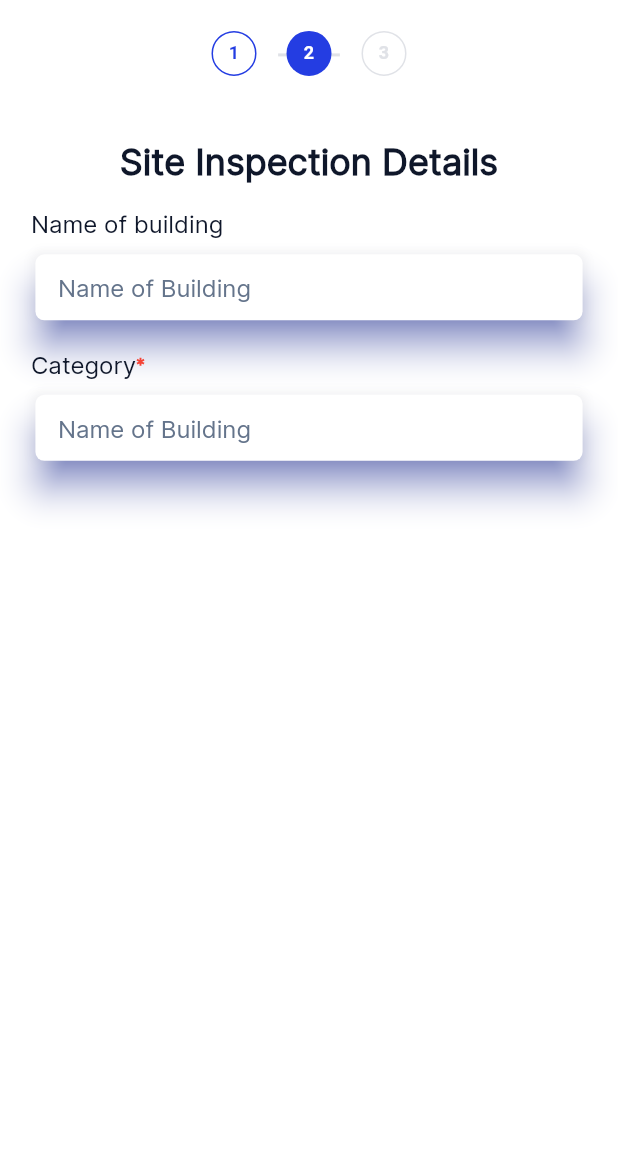
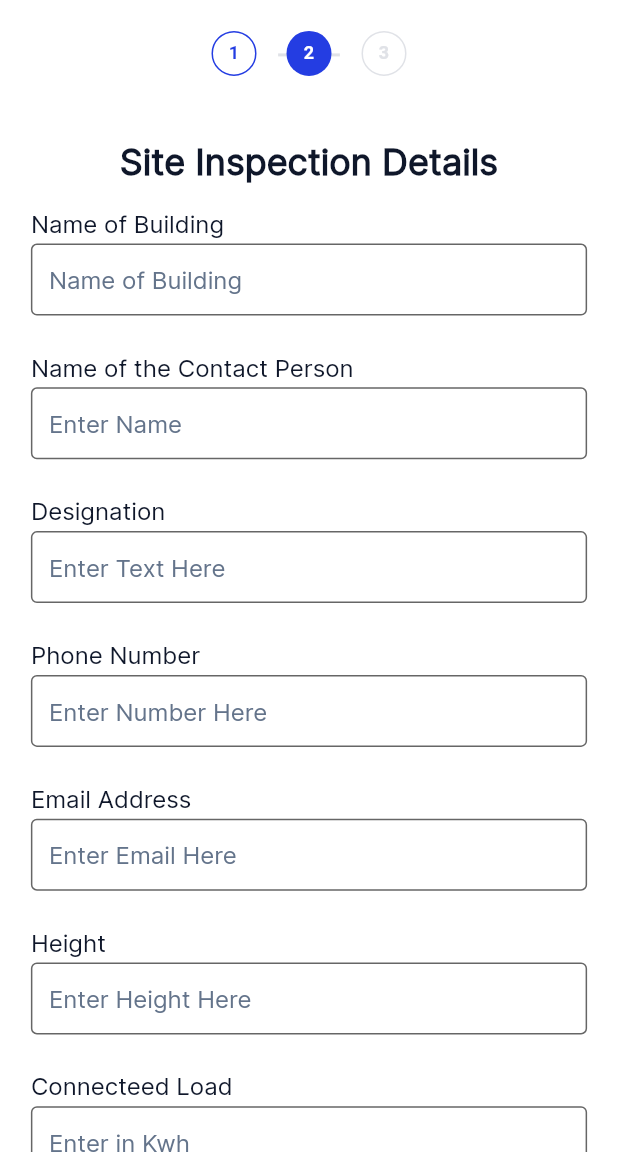
Before and after one commit to gouthamjp/anert, a Flutter app: the FormPage screen opened directly, on a phone screen of 412 x 824 dp, the part 84-1236 px from its top. Run offline on Flutter 3.47's test engine with Material 2 defaults, Android fonts, the phone set to English and light mode, and no system bars; Roboto replaces fonts that are missing (Inter Medium, Inter SemiBold).

Commit message:
Pure Text forms finished

```diff
--- a/lib/screens/form.dart
+++ b/lib/screens/form.dart
@@ -2,90 +2,167 @@ import 'package:flutter/material.dart';
 import '/constants.dart';
 import 'package:anert/constants.dart';
 import 'package:anert/utils/stepper_counter.dart';
-import 'package:anert/utils/FormFieldBox.dart';
+import 'package:anert/utils/FormFieldBox copy.dart';
 
 class FormPage extends StatefulWidget {
-  const FormPage({ Key? key }) : super(key: key);
+  const FormPage({Key? key}) : super(key: key);
 
   @override
   _FormPageState createState() => _FormPageState();
 }
 
 class _FormPageState extends State<FormPage> {
-   final _buildignamecontroller  = TextEditingController();
-   final _2ndcontroller  = TextEditingController();
+  final _formKey = GlobalKey<FormState>();
+  final _buildignamecontroller = TextEditingController();
+  final _notcpcontroller = TextEditingController();
+  final _phonecontroller = TextEditingController();
+  final _designationcontroller = TextEditingController();
+  final _emailcontroller = TextEditingController();
+
+  //final _buildignamenode = FocusNode();
+  // final _notcpnode = FocusNode();
+  String data0 = '';
+  String data1 = '';
+  void test() {
+    if (!_formKey.currentState!.validate()) {
+      return;
+    }
+    _formKey.currentState!.save();
+    data0 = _buildignamecontroller.text;
+    data1 = _notcpcontroller.text;
+  }
+
   @override
   Widget build(BuildContext context) {
     final mquery = MediaQuery.of(context).size;
     return Scaffold(
-      appBar: GreenTvmTheme.themeAppbar(title: 'GREEN TVM',  context: context, showBackButton: true),
+        appBar: GreenTvmTheme.themeAppbar(
+            title: 'GREEN TVM', context: context, showBackButton: true),
         backgroundColor: Colors.white,
-      body:SingleChildScrollView(
+        body: SingleChildScrollView(
           child: Container(
-          margin: EdgeInsets.all(0.05* mquery.width),
-          child: Column(
-            children: [
-              StepperCounter(maxCount: 3,currentElement: 2,),
-              SizedBox(
-              height: 0.05*mquery.height,
-              width: 0.05* mquery.width,
-              ),
-              Text(
-                'Site Inspection Details',
-                textAlign: TextAlign.center,style: GreenTvmTheme.pagedHeading
+              margin: EdgeInsets.all(0.05 * mquery.width),
+              child: Column(children: [
+                StepperCounter(
+                  maxCount: 3,
+                  currentElement: 2,
                 ),
                 SizedBox(
-              height: 0.02*mquery.height,
+                  height: 0.05 * mquery.height,
+                  width: 0.05 * mquery.width,
                 ),
-              Row(
-                children: [
-                  Text(
-                    'Name of building',
-                    textAlign: TextAlign.left,style: GreenTvmTheme.fieldHeading
+                Text('Site Inspection Details',
+                    textAlign: TextAlign.center,
+                    style: GreenTvmTheme.pagedHeading),
+                SizedBox(
+                  height: 0.02 * mquery.height,
                 ),
-                ],
-              ),
-              SizedBox(
-              height: 0.01*mquery.height,
-              ),
+                Form(
+                  key: _formKey,
+                 // autovalidateMode: AutovalidateMode.onUserInteraction,
+                  child: Column(children: [
                     FormFieldBox(
+                      labelText: 'Name of Building',
                       hintText: 'Name of Building',
                       keyboardType: KeyboardType.Text_,
                       controller: _buildignamecontroller,
-                didEndTextEdit:(){},
-              ),
-              SizedBox(
-              height: 0.02*mquery.height,
-              ),
-              Row(
-                children: [
-                  Text(
-                    'Category',
-                    textAlign: TextAlign.left,style: GreenTvmTheme.fieldHeading
-                  ),
-                  Text(
-                    '*',
-                    textAlign: TextAlign.left,style: GreenTvmTheme.mandatorystar
-                  ),
-                ],
-              ),
-              SizedBox(
-              height: 0.01*mquery.height,
+                      //focusNode: _buildignamenode,
+                      didEndTextEdit: () {},
                     ),
                     FormFieldBox(
-                hintText: 'Name of Building',
+                      labelText: 'Name of the Contact Person',
+                      hintText: 'Enter Name',
                       keyboardType: KeyboardType.Text_,
-                controller: _2ndcontroller,
-                didEndTextEdit:(){},
+                      controller: _notcpcontroller,
+                      // focusNode: _notcpnode,
+                      didEndTextEdit: () {},
                     ),
-              SizedBox(
-              height: 0.02*mquery.height,
+                    FormFieldBox(
+                      labelText: 'Designation',
+                      hintText: 'Enter Text Here',
+                      keyboardType: KeyboardType.Text_,
+                      controller: _designationcontroller,
+                      // focusNode: _notcpnode,
+                      didEndTextEdit: () {},
                     ),
-
-          ],),
+                    FormFieldBox(
+                      labelText: 'Phone Number',
+                      hintText: 'Enter Number Here',
+                      keyboardType: KeyboardType.Number_,
+                      controller: _phonecontroller,
+                      // focusNode: _notcpnode,
+                      didEndTextEdit: () {},
                     ),
-      )
-
-    );
+                    FormFieldBox(
+                      labelText: 'Email Address',
+                      hintText: 'Enter Email Here',
+                      keyboardType: KeyboardType.Text_,
+                      controller: _emailcontroller,
+                      // focusNode: _notcpnode,
+                      didEndTextEdit: () {},
+                    ),
+                    FormFieldBox(
+                      labelText: 'Height',
+                      hintText: 'Enter Height Here',
+                      keyboardType: KeyboardType.Number_,
+                      controller: _emailcontroller,
+                      // focusNode: _notcpnode,
+                      didEndTextEdit: () {},
+                    ),
+                    FormFieldBox(
+                      labelText: 'Connecteed Load',
+                      hintText: 'Enter in Kwh',
+                      keyboardType: KeyboardType.Number_,
+                      controller: _emailcontroller,
+                      // focusNode: _notcpnode,
+                      didEndTextEdit: () {},
+                    ),
+                    FormFieldBox(
+                      labelText: 'Monthly Average Consumption',
+                      hintText: 'Enter in KWh',
+                      keyboardType: KeyboardType.Number_,
+                      controller: _emailcontroller,
+                      // focusNode: _notcpnode,
+                      didEndTextEdit: () {},
+                    ),
+                    FormFieldBox(
+                      labelText: 'Name of electrical connection',
+                      hintText: 'Enter Name',
+                      keyboardType: KeyboardType.Text_,
+                      controller: _emailcontroller,
+                      // focusNode: _notcpnode,
+                      didEndTextEdit: () {},
+                    ),
+                    FormFieldBox(
+                      labelText: 'Billing Period',
+                      hintText: 'Enter duration',
+                      keyboardType: KeyboardType.Text_,
+                      controller: _emailcontroller,
+                      // focusNode: _notcpnode,
+                      didEndTextEdit: () {},
+                    ),
+                    FormFieldBox(
+                      labelText: 'Shade free area (in m2)',
+                      hintText: 'Enter in KWh',
+                      keyboardType: KeyboardType.Number_,
+                      controller: _emailcontroller,
+                      // focusNode: _notcpnode,
+                      didEndTextEdit: () {},
+                    ),
+                    FormFieldBox(
+                      labelText: 'Remarks',
+                      hintText: 'Enter Remarks Here',
+                      keyboardType: KeyboardType.Text_,
+                      controller: _emailcontroller,
+                      // focusNode: _notcpnode,
+                      didEndTextEdit: () {},
+                    ),
+                  ]),
+                ),
+                FloatingActionButton(onPressed: () {
+                  test();
+                })
+              ])),
+        ));
   }
 }
--- /dev/null
+++ b/lib/utils/FormFieldBox copy.dart
@@ -0,0 +1,118 @@
+import 'package:flutter/material.dart';
+import '/constants.dart';
+
+enum KeyboardType { Number_, Text_ }
+
+extension KeyboardTypeExtension on KeyboardType {
+  TextInputType get keyboardType {
+    switch (this) {
+      case KeyboardType.Number_:
+        return TextInputType.number;
+      case KeyboardType.Text_:
+        return TextInputType.text;
+    }
+  }
+}
+
+class FormFieldBox extends StatefulWidget {
+  final String hintText;
+  final String labelText;
+  final KeyboardType keyboardType;
+  final TextEditingController controller;
+  final Function didEndTextEdit;
+  final double height;
+  final TextInputAction textInputAction;
+  //final FocusNode focusNode;
+
+  FormFieldBox(
+      {required this.hintText,
+      required this.labelText,
+      required this.keyboardType,
+      required this.controller,
+      required this.didEndTextEdit,
+      // required this.focusNode,
+      this.height = 80,
+      this.textInputAction = TextInputAction.next});
+
+  @override
+  _FormFieldBoxState createState() => _FormFieldBoxState();
+
+  void setState(Null Function() param0) {}
+}
+
+class _FormFieldBoxState extends State<FormFieldBox> {
+  @override
+  Widget build(BuildContext context) {
+    final mquery = MediaQuery.of(context).size;
+    return Container(
+      //height: widget.height,
+      child: Column(
+        children: [
+          Row(
+            children: [
+              Text(widget.labelText,
+                  textAlign: TextAlign.left, style: GreenTvmTheme.fieldHeading),
+            ],
+          ),
+          SizedBox(
+            height: 0.005 * mquery.height,
+          ),
+          TextFormField(
+            autovalidateMode: AutovalidateMode.disabled,
+            onTap: () {},
+            cursorColor: GreenTvmTheme.primaryBlue,
+            textAlign: TextAlign.left,
+            keyboardType: widget.keyboardType.keyboardType,
+            textInputAction: widget.textInputAction,
+            autocorrect: false,
+            autofillHints: null,
+            enableSuggestions: false,
+            maxLines: 1,
+            expands: false,
+            onSaved: (String? Value) {},
+            onFieldSubmitted: (v) {
+            //  FocusScope.of(context).nextFocus();
+            },
+            validator: (value) {
+              String phone = r'(^[0-9]{10}$)';
+              RegExp phoneregExp = new RegExp(phone);
+              String emailValid =
+                  r"^[a-zA-Z0-9.a-zA-Z0-9.!#$%&'*+-/=?^_`{|}~]+@[a-zA-Z0-9]+\.[a-zA-Z]+";
+              RegExp emailregExp = new RegExp(emailValid);
+              if (value == null || value.isEmpty) {
+                return 'This field is mandatory';
+              } else if (!phoneregExp.hasMatch(value) &&
+                  (widget.labelText == "Phone Number")) {
+                return 'Please enter a valid mobile number';
+              } else if (!emailregExp.hasMatch(value) &&
+                  (widget.labelText == "Email address")) {
+                return 'Please enter a valid email id';
+              }
+
+              return null;
+            },
+            decoration: InputDecoration(
+              fillColor: Colors.white,
+              focusedBorder: OutlineInputBorder(
+                  borderSide: BorderSide(
+                color: GreenTvmTheme.primaryBlue,
+                width: 2.0,
+              )),
+              border: OutlineInputBorder(borderSide: BorderSide()),
+              filled: true,
+              contentPadding: const EdgeInsets.all(12.0),
+              isDense: false,
+              labelStyle: GreenTvmTheme.fieldHeading,
+              hintText: widget.hintText,
+              hintStyle: GreenTvmTheme.hintTextStyle,
+            ),
+            controller: widget.controller,
+          ),
+          SizedBox(
+            height: 0.03 * mquery.height,
+          ),
+        ],
+      ),
+    );
+  }
+}
--- a/lib/utils/FormFieldBox.dart
+++ b/lib/utils/FormFieldBox.dart
@@ -102,12 +102,6 @@ class _FormFieldBoxState extends State<FormFieldBox> {
               },
               onFieldSubmitted: (v) {
                 FocusScope.of(context).nextFocus();
-                setState(()
-                {
-                  bordcolor=GreenTvmTheme.white;
-
-                });
-
               },
               validator: (String ? value) {
 
```
Also changed, not shown: lib/constants.dart (line endings or trailing spaces). Lines whose indentation alone changed are shown as unchanged.
